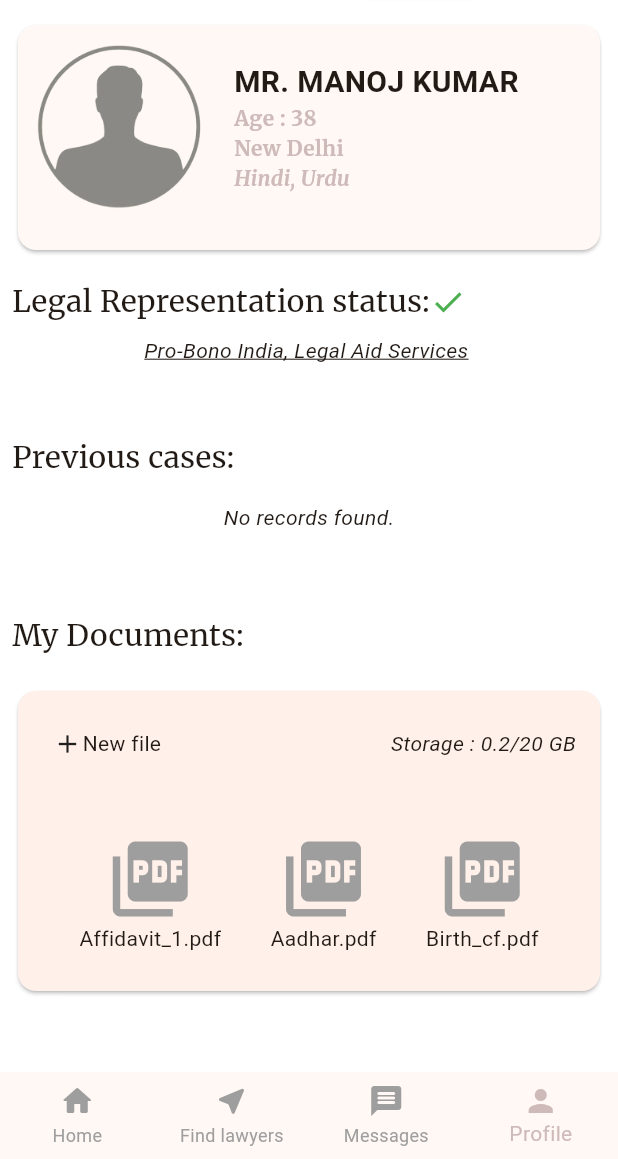
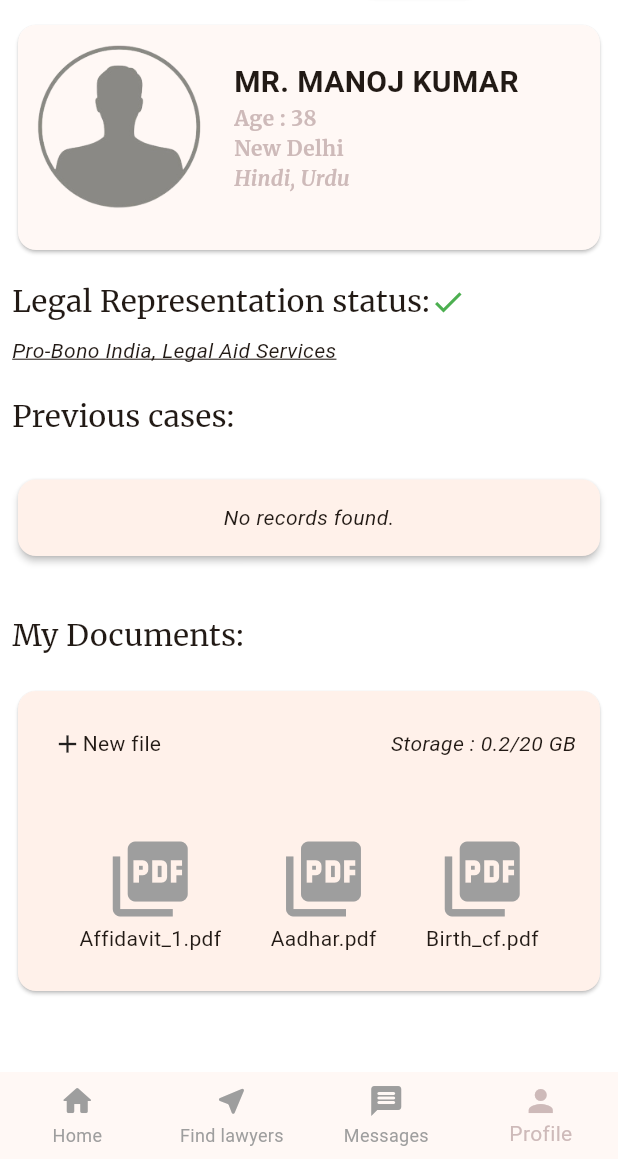
Before and after one commit to iammannat03/justicelink-india, a Flutter app: the PrisonerHomeScreen screen opened directly, item 4 of the bottom bar chosen, on a phone screen of 412 x 824 dp, the part 77-1236 px from its top. Run offline on Flutter 3.47's test engine with Material 3 defaults, Android fonts, the light colour scheme and no system bars; our stand-ins replace file_picker, google_fonts, ionicons; Roboto replaces fonts that are missing (Italiana, Julius Sans One).

Commit message:
fixed the profile page elements

```diff
--- a/Frontend/jli_frontend/lib/ui/screens/home/prisoners/user_profile_screen.dart
+++ b/Frontend/jli_frontend/lib/ui/screens/home/prisoners/user_profile_screen.dart
@@ -33,22 +33,29 @@ class _UserProfileScreenState extends State<UserProfileScreen> {
             ),
           ),
         ),
-        Center(
-          child: Padding(
-            padding: const EdgeInsets.symmetric(horizontal: 8),
-            child: Text('Pro-Bono India, Legal Aid Services ',style: TextStyle(fontStyle: FontStyle.italic,decoration: TextDecoration.underline),),
-          ),
+        Padding(
+          padding: const EdgeInsets.fromLTRB(8, 0, 8, 20),
+          child: Text('Pro-Bono India, Legal Aid Services ',style: TextStyle(fontStyle: FontStyle.italic,decoration: TextDecoration.underline),),
         ),
-        Spacer(),
+        // Spacer(),
         Padding(
-          padding: const EdgeInsets.symmetric(horizontal: 8),
+          padding: const EdgeInsets.symmetric(horizontal: 8,vertical: 0),
           child: Text('Previous cases:',style: GoogleFonts.merriweather(fontSize: 20) ,),
         ),
         SizedBox(height:15,),
-        Center(
-          child: Padding(
-            padding: const EdgeInsets.symmetric(horizontal: 8),
-            child: Text('No records found.',style: TextStyle(fontStyle: FontStyle.italic,),),
+        Padding(
+          padding: const EdgeInsets.all(8.0),
+          child: Card(
+            elevation: 2,
+            child: Container(
+              height: 51,
+              child: Center(
+                child: Padding(
+                  padding: const EdgeInsets.symmetric(horizontal: 8),
+                  child: Text('No records found.',style: TextStyle(fontStyle: FontStyle.italic,),),
+                ),
+              ),
+            ),
           ),
         ),
         Spacer(),
```
